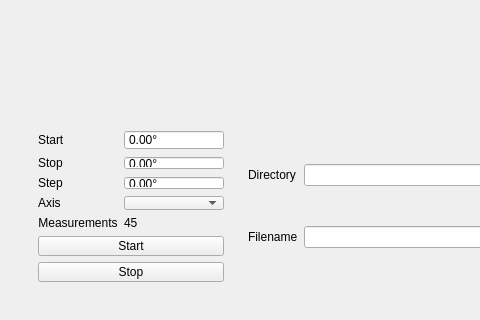
Old version of the form MeasurementComponents/Spotsize/Spotsize.ui in the repository ge23jud/Specdracula; both pictures show x 0 to 480 and y 460 to 780 of the 1094 by 780 pixel window.
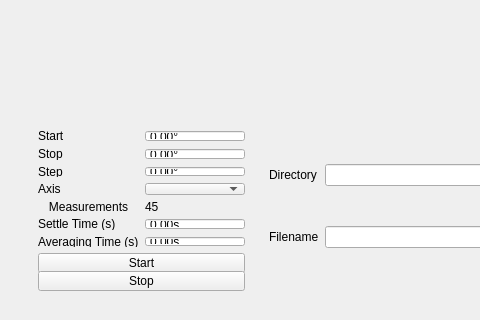
New version of the form. Custom widgets are drawn as their Qt base class.

```diff
--- a/MeasurementComponents/Spotsize/Spotsize.ui
+++ b/MeasurementComponents/Spotsize/Spotsize.ui
@@ -142,7 +142,77 @@
                  </property>
                 </widget>
                </item>
-               <item row="6" column="0" colspan="3">
+               <item row="5" column="0">
+                <widget class="QLabel" name="label_SettleTime">
+                 <property name="sizePolicy">
+                  <sizepolicy hsizetype="Fixed" vsizetype="Preferred">
+                   <horstretch>0</horstretch>
+                   <verstretch>0</verstretch>
+                  </sizepolicy>
+                 </property>
+                 <property name="text">
+                  <string>Settle Time (s)</string>
+                 </property>
+                </widget>
+               </item>
+               <item row="5" column="1" colspan="2">
+                <widget class="QDoubleSpinBox" name="SettleTime_DoubleSpinBox">
+                 <property name="sizePolicy">
+                  <sizepolicy hsizetype="Maximum" vsizetype="Fixed">
+                   <horstretch>0</horstretch>
+                   <verstretch>0</verstretch>
+                  </sizepolicy>
+                 </property>
+                 <property name="minimumSize">
+                  <size>
+                   <width>100</width>
+                   <height>10</height>
+                  </size>
+                 </property>
+                 <property name="buttonSymbols">
+                  <enum>QAbstractSpinBox::ButtonSymbols::NoButtons</enum>
+                 </property>
+                 <property name="suffix">
+                  <string>s</string>
+                 </property>
+                </widget>
+               </item>
+               <item row="6" column="0">
+                <widget class="QLabel" name="label_AveragingTime">
+                 <property name="sizePolicy">
+                  <sizepolicy hsizetype="Fixed" vsizetype="Preferred">
+                   <horstretch>0</horstretch>
+                   <verstretch>0</verstretch>
+                  </sizepolicy>
+                 </property>
+                 <property name="text">
+                  <string>Averaging Time (s)</string>
+                 </property>
+                </widget>
+               </item>
+               <item row="6" column="1" colspan="2">
+                <widget class="QDoubleSpinBox" name="AveragingTime_DoubleSpinBox">
+                 <property name="sizePolicy">
+                  <sizepolicy hsizetype="Maximum" vsizetype="Fixed">
+                   <horstretch>0</horstretch>
+                   <verstretch>0</verstretch>
+                  </sizepolicy>
+                 </property>
+                 <property name="minimumSize">
+                  <size>
+                   <width>100</width>
+                   <height>10</height>
+                  </size>
+                 </property>
+                 <property name="buttonSymbols">
+                  <enum>QAbstractSpinBox::ButtonSymbols::NoButtons</enum>
+                 </property>
+                 <property name="suffix">
+                  <string>s</string>
+                 </property>
+                </widget>
+               </item>
+               <item row="7" column="0" colspan="3">
                 <widget class="QPushButton" name="Start_PushButton">
                  <property name="sizePolicy">
                   <sizepolicy hsizetype="Expanding" vsizetype="Fixed">
@@ -218,7 +288,7 @@
                  </property>
                 </widget>
                </item>
-               <item row="7" column="0" colspan="3">
+               <item row="8" column="0" colspan="3">
                 <widget class="QPushButton" name="Stop_PushButton">
                  <property name="sizePolicy">
                   <sizepolicy hsizetype="Expanding" vsizetype="Fixed">
```
